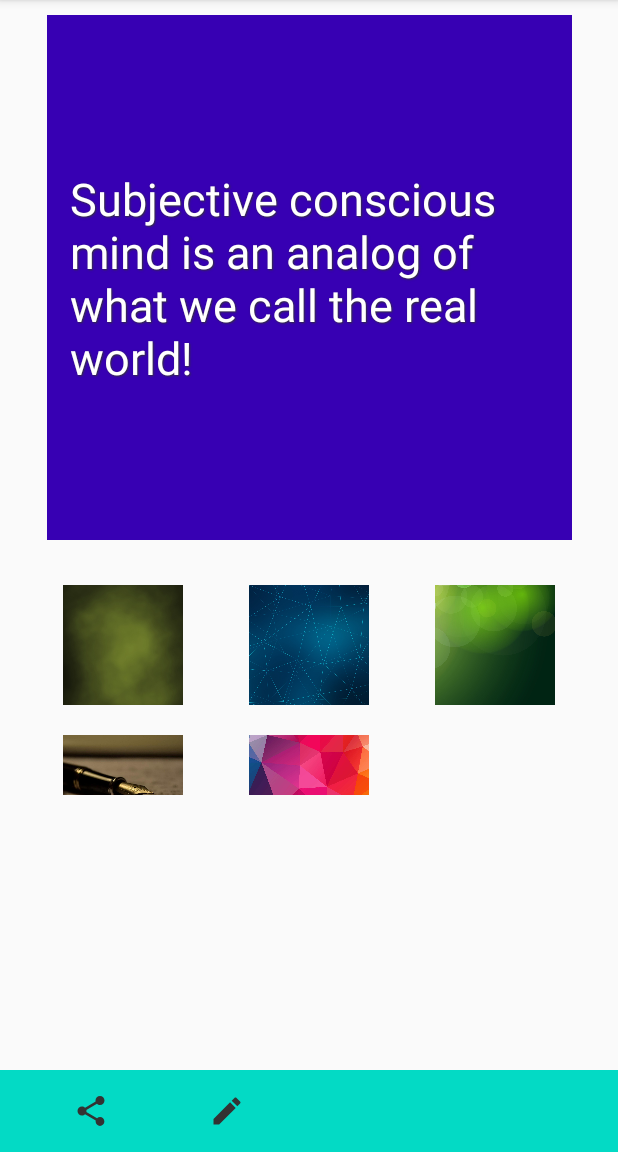
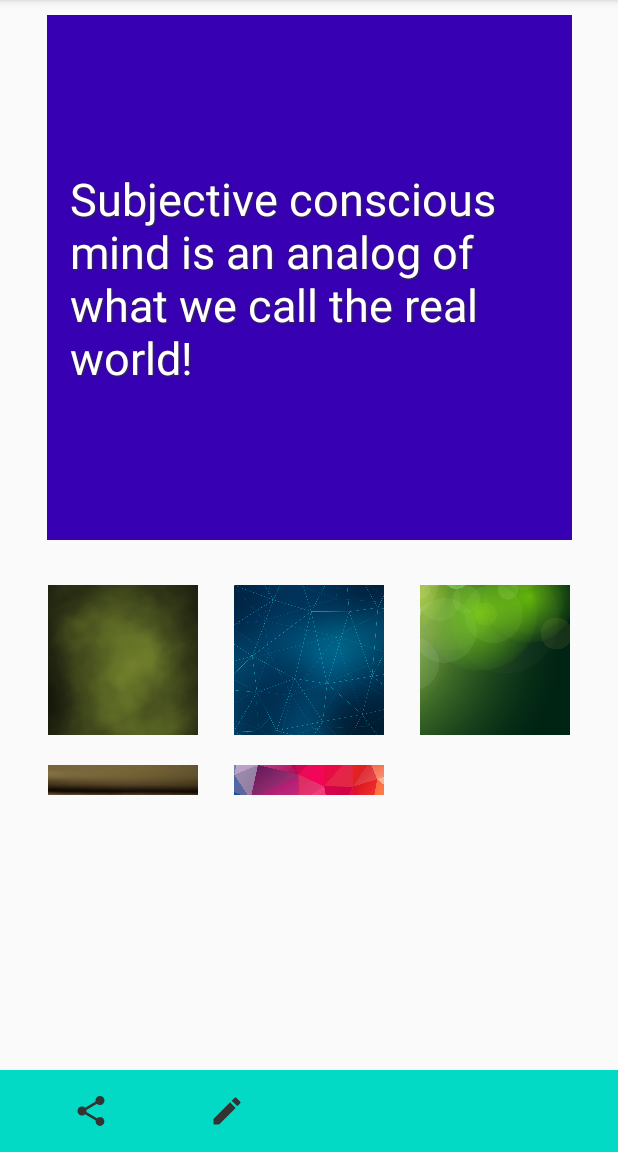
Before and after one commit to jessejohnson/quottable, an Android app: the screen it shows after launch (QuoteActivity), on a phone screen of 412 x 824 dp, the part 84-1236 px from its top. Run offline under Robolectric (Android 15) with nearby library versions, the phone set to English and light mode, and no system bars.

Commit message:
Move gallery setup to separate function, adjust gallery item size

```diff
--- a/app/src/main/java/com/jessejojojohnson/quottable/QuoteActivity.kt
+++ b/app/src/main/java/com/jessejojojohnson/quottable/QuoteActivity.kt
@@ -26,6 +26,8 @@ class QuoteActivity : AppCompatActivity() {
             etQuote.setText(intent.getStringExtra(Intent.EXTRA_TEXT))
         }
 
+        setUpGallery() //populate gallery with background image options
+
         ivShare.setOnClickListener(object: View.OnClickListener{
             override fun onClick(v: View?) {
                 val uri = saveImage(clImageQuote.drawToBitmap())
@@ -47,7 +49,9 @@ class QuoteActivity : AppCompatActivity() {
                 }
             }
         })
+    }
 
+    private fun setUpGallery(){
         val galleryIds: IntArray = intArrayOf(
             R.drawable.gal_nebulous,
             R.drawable.gal_polygons,
@@ -57,7 +61,6 @@ class QuoteActivity : AppCompatActivity() {
         val from: Array<String> = arrayOf("image")
         val to: IntArray = intArrayOf(R.id.imageView)
         val galleryData = ArrayList<MutableMap<String, Int>>()
-
         galleryIds.forEach {
             val map = HashMap<String, Int>()
             map["image"] = it
--- a/app/src/main/res/values/dimen.xml
+++ b/app/src/main/res/values/dimen.xml
@@ -6,5 +6,5 @@
     <dimen name="marginLarge">20dp</dimen>
     <dimen name="paddingSmall">15dp</dimen>
     <dimen name="galleryHeight">150dp</dimen>
-    <dimen name="galleryItemSide">100dp</dimen>
+    <dimen name="galleryItemSide">120dp</dimen>
 </resources>
```
